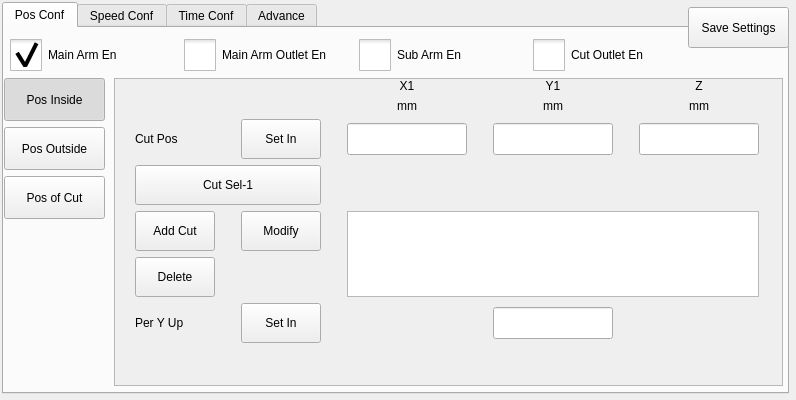
Qt form hcinstruction/icsimpleteachpage.ui (dongdong-2009/3-5AxisRobot) before a commit.
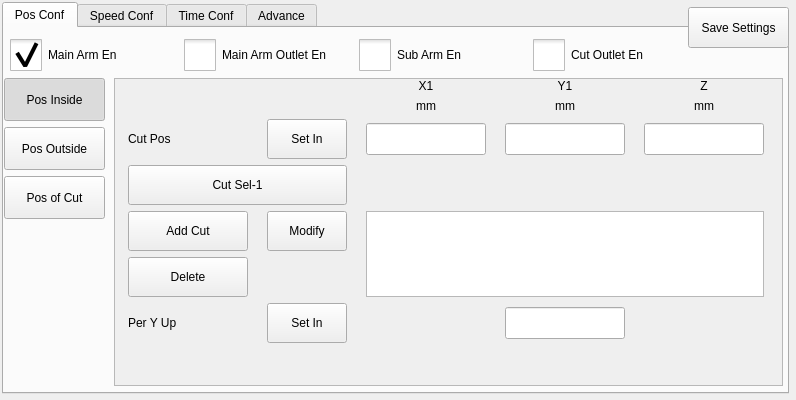
The same form after that commit. The open tabs and pages were chosen to show the change. Icons and pictures are not drawn. Custom widgets are drawn as their Qt base class.

```diff
--- a/hcinstruction/icsimpleteachpage.ui
+++ b/hcinstruction/icsimpleteachpage.ui
@@ -1209,6 +1209,18 @@
            </item>
            <item row="3" column="1">
             <widget class="QLabel" name="label_9">
+             <property name="minimumSize">
+              <size>
+               <width>120</width>
+               <height>0</height>
+              </size>
+             </property>
+             <property name="maximumSize">
+              <size>
+               <width>120</width>
+               <height>16777215</height>
+              </size>
+             </property>
              <property name="text">
               <string>Cut Pos</string>
              </property>
@@ -1338,14 +1350,14 @@
             <widget class="QPushButton" name="addCut">
              <property name="minimumSize">
               <size>
-               <width>80</width>
+               <width>0</width>
                <height>40</height>
               </size>
              </property>
              <property name="maximumSize">
               <size>
-               <width>80</width>
-               <height>16777215</height>
+               <width>16777215</width>
+               <height>40</height>
               </size>
              </property>
              <property name="text">
@@ -1438,14 +1450,14 @@
             <widget class="QPushButton" name="deleteCut">
              <property name="minimumSize">
               <size>
-               <width>80</width>
+               <width>0</width>
                <height>40</height>
               </size>
              </property>
              <property name="maximumSize">
               <size>
-               <width>80</width>
-               <height>16777215</height>
+               <width>16777215</width>
+               <height>40</height>
               </size>
              </property>
              <property name="text">
```
Left out of the diff: 8 changed lines with no effect on the pictures.
